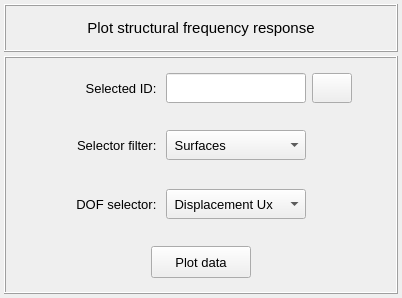
Old version of the form vibra/interface/data/ui_files/plots/structural/structural_frequency_response_inputs.ui in the repository MOPT-UFSC/VIBRA.
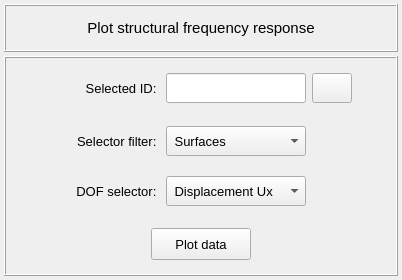
New version of the form. Icons and pictures are not drawn.

```diff
--- a/vibra/interface/data/ui_files/plots/structural/structural_frequency_response_inputs.ui
+++ b/vibra/interface/data/ui_files/plots/structural/structural_frequency_response_inputs.ui
@@ -7,9 +7,21 @@
     <x>0</x>
     <y>0</y>
     <width>402</width>
-    <height>298</height>
+    <height>280</height>
    </rect>
   </property>
+  <property name="minimumSize">
+   <size>
+    <width>0</width>
+    <height>280</height>
+   </size>
+  </property>
+  <property name="maximumSize">
+   <size>
+    <width>16777215</width>
+    <height>280</height>
+   </size>
+  </property>
   <property name="windowTitle">
    <string>Form</string>
   </property>
```
Left out of the diff: 65 changed lines with no effect on the pictures.
